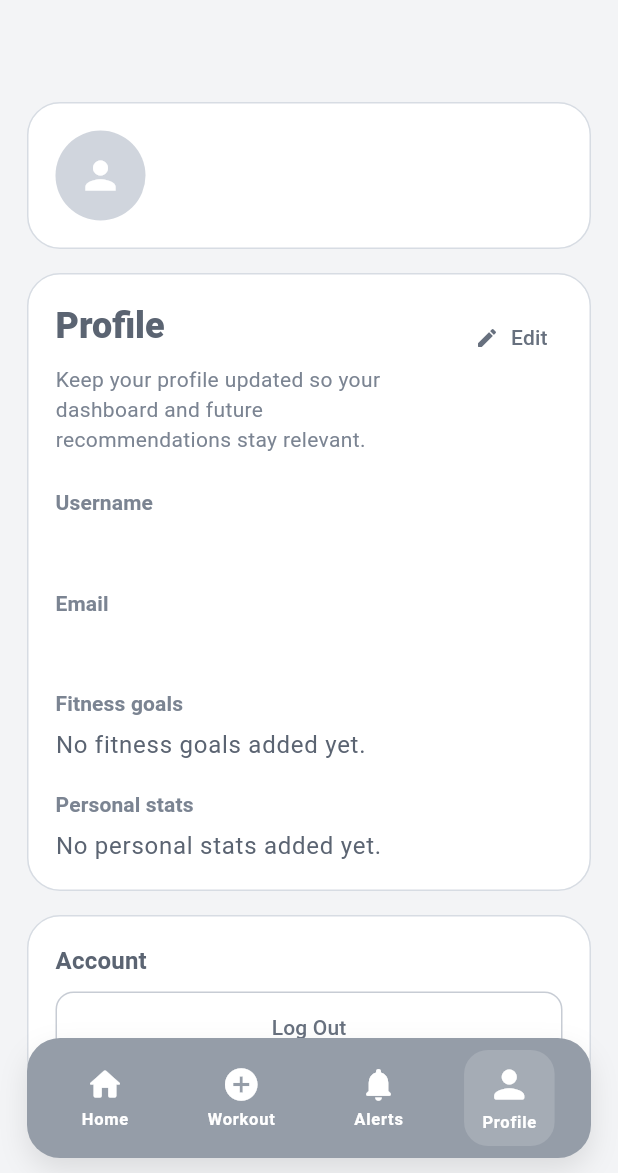
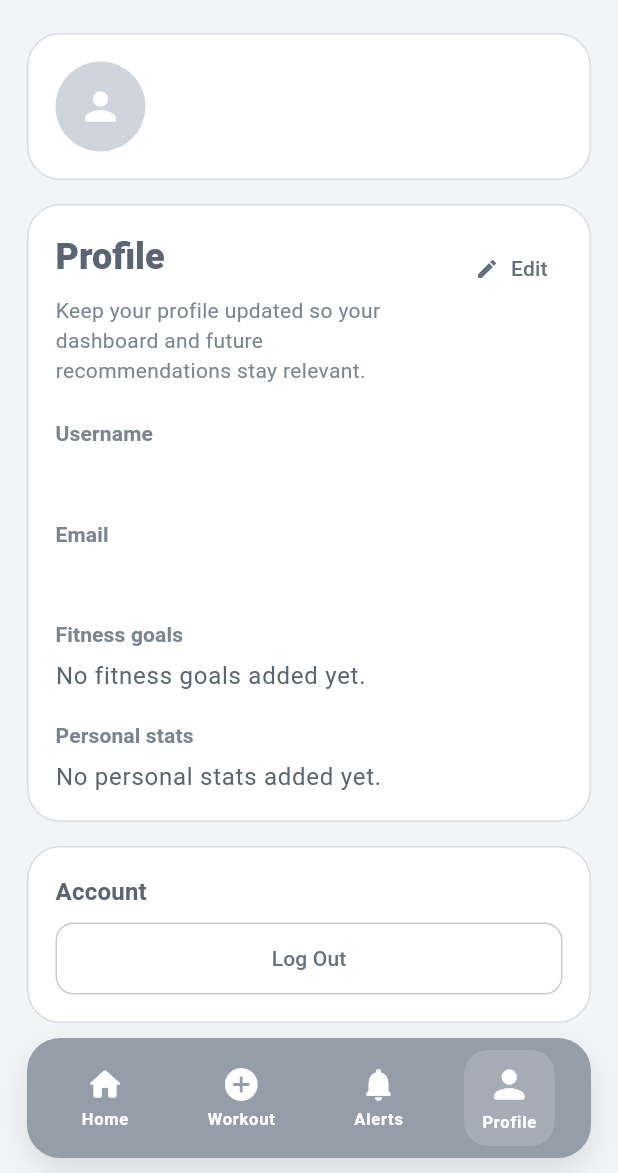
Before and after one commit to wildheart156/Project02_Beast_Mode, a Flutter app: the screen it shows once a user with an empty profile is signed in, item 4 of the bottom bar chosen, on a phone screen of 412 x 824 dp, the part 63-1236 px from its top. Run offline on Flutter 3.47's test engine with Material 3 defaults, Android fonts, the phone set to English and light mode, and no system bars; our stand-ins replace cloud_firestore, firebase_auth, firebase_core; accounts and stored records are empty.

```diff
--- a/lib/main.dart
+++ b/lib/main.dart
@@ -877,6 +877,13 @@ class _DashboardScreenState extends State<DashboardScreen> {
               bottom: false,
               child: AnimatedSwitcher(
                 duration: const Duration(milliseconds: 180),
+                layoutBuilder: (currentChild, previousChildren) {
+                  return Stack(
+                    alignment: Alignment.topCenter,
+                    fit: StackFit.expand,
+                    children: [...previousChildren, ?currentChild],
+                  );
+                },
                 child: KeyedSubtree(
                   key: ValueKey(_selectedIndex),
                   child: pages[_selectedIndex],
--- a/lib/screens/profile_screen.dart
+++ b/lib/screens/profile_screen.dart
@@ -106,7 +106,7 @@ class _ProfileScreenState extends State<ProfileScreen> {
     final stats = _statsController.text.trim();
 
     return SingleChildScrollView(
-      padding: const EdgeInsets.fromLTRB(18, 8, 18, 0),
+      padding: const EdgeInsets.fromLTRB(18, 8, 18, 126),
       child: Column(
         crossAxisAlignment: CrossAxisAlignment.stretch,
         children: [
@@ -353,7 +353,6 @@ class _ProfileScreenState extends State<ProfileScreen> {
               ],
             ),
           ),
-          const SizedBox(height: 8),
         ],
       ),
     );
```
